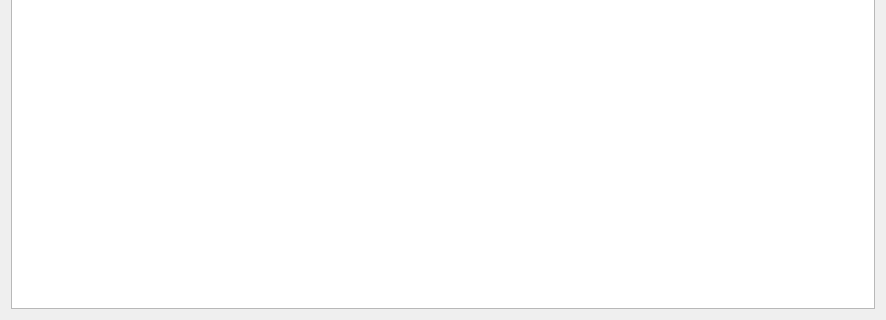
First picture: the form in src/devicechooser.ui, repository brookiestein/BtScreenLocker, before the edit; both pictures show x 0 to 886 and y 190 to 510 of the 886 by 510 pixel window.
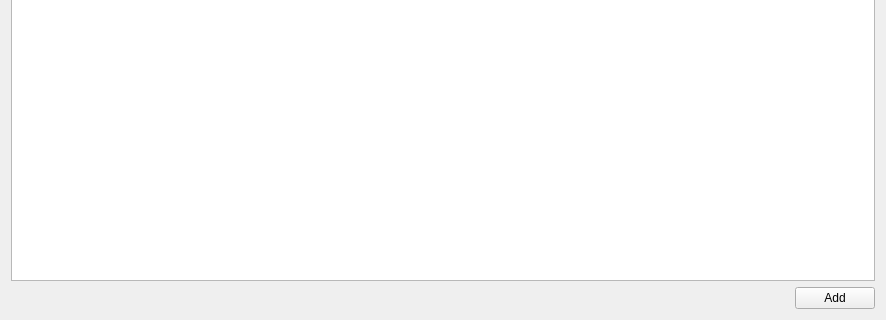
Second picture: the form after the edit. Icons and pictures are not drawn.

```diff
--- a/src/devicechooser.ui
+++ b/src/devicechooser.ui
@@ -30,6 +30,30 @@
      <item>
       <widget class="QTableWidget" name="tableWidget"/>
      </item>
+     <item>
+      <layout class="QHBoxLayout" name="horizontalLayout">
+       <item>
+        <spacer name="horizontalSpacer">
+         <property name="orientation">
+          <enum>Qt::Orientation::Horizontal</enum>
+         </property>
+         <property name="sizeHint" stdset="0">
+          <size>
+           <width>40</width>
+           <height>20</height>
+          </size>
+         </property>
+        </spacer>
+       </item>
+       <item>
+        <widget class="QPushButton" name="addButton">
+         <property name="text">
+          <string>Add</string>
+         </property>
+        </widget>
+       </item>
+      </layout>
+     </item>
     </layout>
    </item>
   </layout>
```
Left out of the diff: 6 changed lines with no effect on the pictures.
